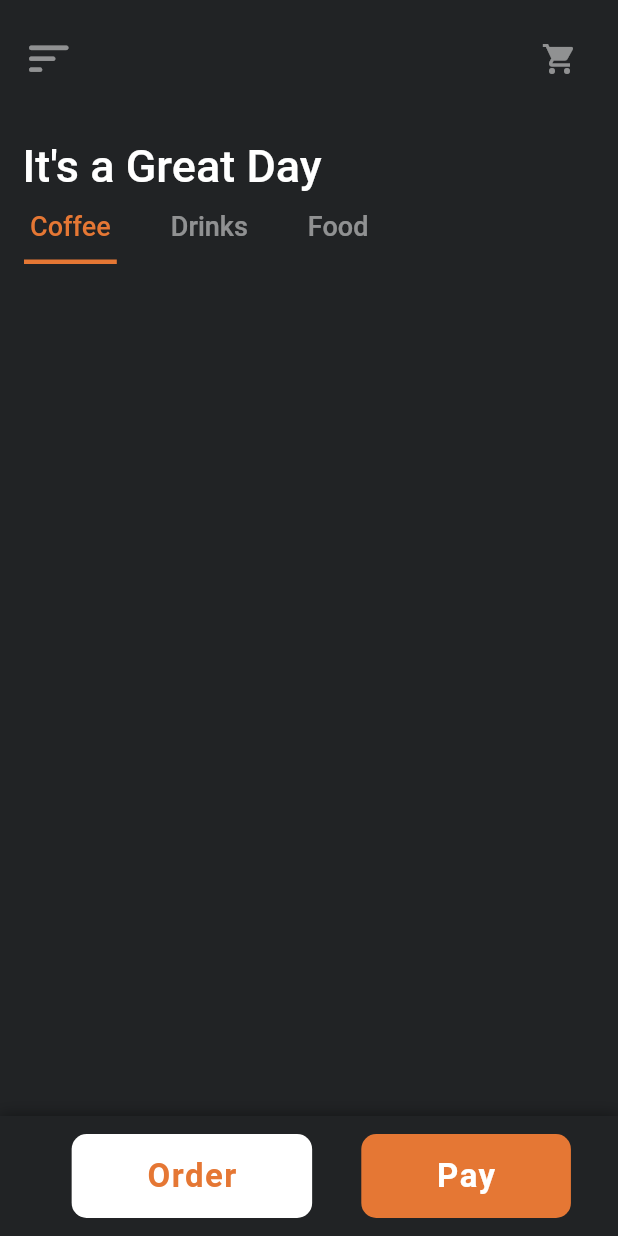
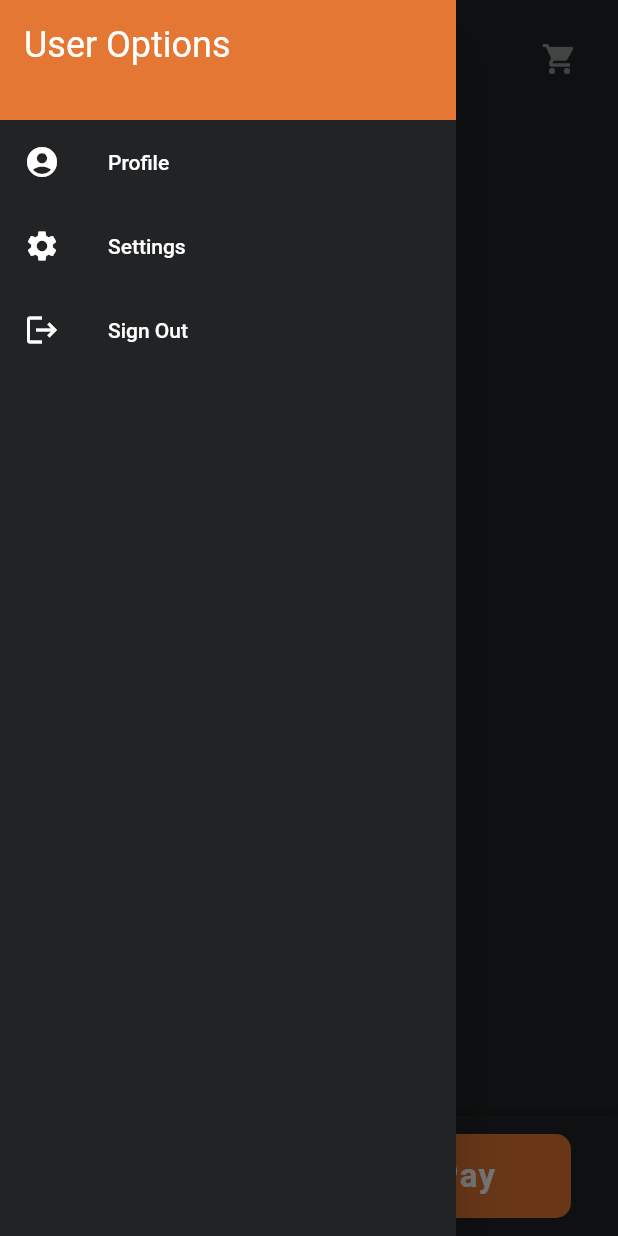
Before and after one commit to rvegarodz/Express_O, a Flutter app: the HomeScreen screen opened directly with empty values, with the side drawer open (before the commit the screen has no drawer), on a phone screen of 412 x 824 dp. Run offline on Flutter 3.47's test engine with Material 2 defaults, Android fonts, the phone set to English and light mode, and no system bars; our stand-ins replace cloud_firestore, firebase_auth, firebase_core, google_fonts, logger; missing offline and left inert: paypal_sdk; accounts and stored records are empty.

Commit message:
adding sortrounded function

```diff
--- a/coffee_shop-main/lib/screens/home_screen.dart
+++ b/coffee_shop-main/lib/screens/home_screen.dart
@@ -4,6 +4,8 @@ import 'package:coffee_shop/widgets/date_time.dart';
 import 'package:coffee_shop/widgets/shopping_cart.dart';
 import 'package:firebase_auth/firebase_auth.dart';
 import 'package:flutter/material.dart';
+
+import '../widgets/sort_rounded.dart';
 
 class HomeScreen extends StatefulWidget {
   final User? user;
@@ -54,6 +56,7 @@ class _HomeScreenState extends State<HomeScreen>
   Widget build(BuildContext context) {
     final String? userName = user.email;
     return Scaffold(
+      drawer: MyDrawer(),
       body: SafeArea(
         child: Padding(
           padding: EdgeInsets.only(top: 15),
@@ -64,12 +67,17 @@ class _HomeScreenState extends State<HomeScreen>
                 child: Row(
                   mainAxisAlignment: MainAxisAlignment.spaceBetween,
                   children: [
-                    InkWell(
-                      onTap: () {},
-                      child: Icon(
-                        Icons.sort_rounded,
-                        color: Colors.white.withOpacity(0.5),
-                        size: 35,
+                    Builder(
+                      builder: (context) => InkWell(
+                        onTap: () {
+                          Scaffold.of(context)
+                              .openDrawer(); // Here is the drawer opening action
+                        },
+                        child: Icon(
+                          Icons.sort_rounded,
+                          color: Colors.white.withOpacity(0.5),
+                          size: 35,
+                        ),
                       ),
                     ),
                     InkWell(
--- /dev/null
+++ b/coffee_shop-main/lib/widgets/sort_rounded.dart
@@ -0,0 +1,60 @@
+import 'package:flutter/material.dart';
+
+class MyDrawer extends StatelessWidget {
+  @override
+  Widget build(BuildContext context) {
+    return Drawer(
+      child: Container(
+        color: Color(0xFF212325),
+        child: ListView(
+          padding: EdgeInsets.zero,
+          children: <Widget>[
+            Container(
+              height: 80, // Set this to whatever height you want.
+              decoration: BoxDecoration(
+                color: Color(0xFFE57734),
+              ),
+              child: Padding(
+                padding: const EdgeInsets.all(16.0),
+                child: Text(
+                  'User Options',
+                  style: TextStyle(
+                    color: Colors.white,
+                    fontSize: 24,
+                  ),
+                ),
+              ),
+            ),
+            ListTile(
+              leading: Icon(Icons.account_circle,
+                  color: Colors.white), // Set icon color
+              title: Text('Profile',
+                  style: TextStyle(color: Colors.white)), // Set text color
+              onTap: () {
+                // Handle profile tap
+              },
+            ),
+            ListTile(
+              leading:
+                  Icon(Icons.settings, color: Colors.white), // Set icon color
+              title: Text('Settings',
+                  style: TextStyle(color: Colors.white)), // Set text color
+              onTap: () {
+                // Handle settings tap
+              },
+            ),
+            ListTile(
+              leading:
+                  Icon(Icons.logout, color: Colors.white), // Set icon color
+              title: Text('Sign Out',
+                  style: TextStyle(color: Colors.white)), // Set text color
+              onTap: () {
+                // Handle sign out tap
+              },
+            ),
+          ],
+        ),
+      ),
+    );
+  }
+}
```
